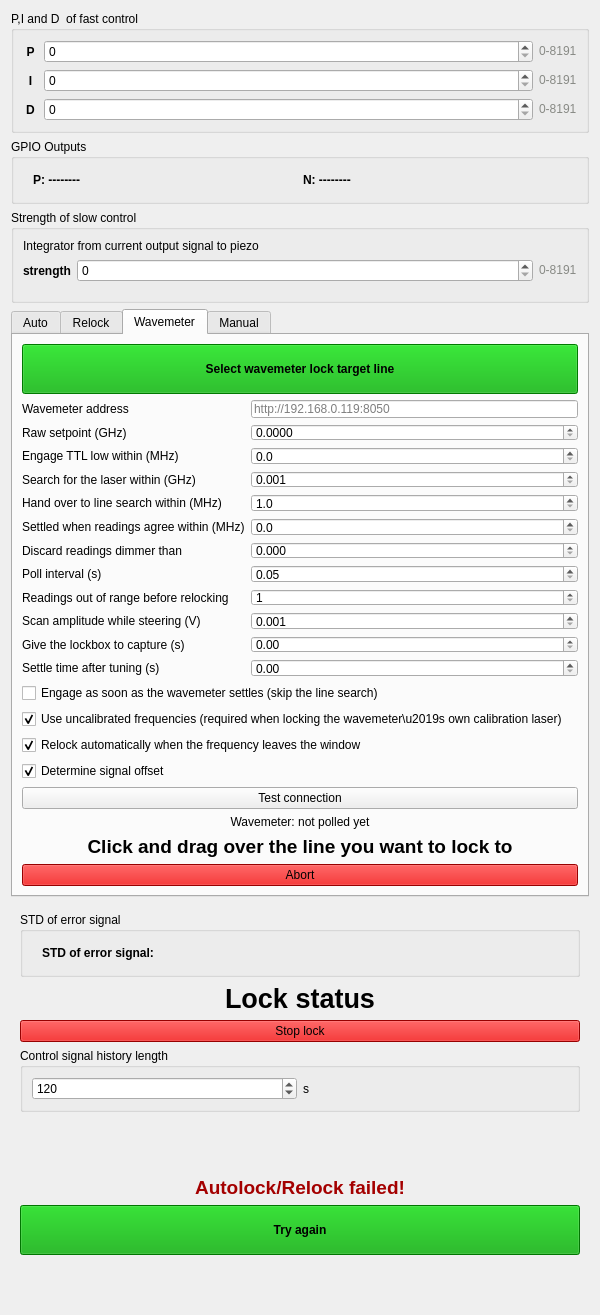
This is linien/gui/ui/locking_panel.ui in krbmols/linien as Qt 5 draws it before an edit. The edited form follows.
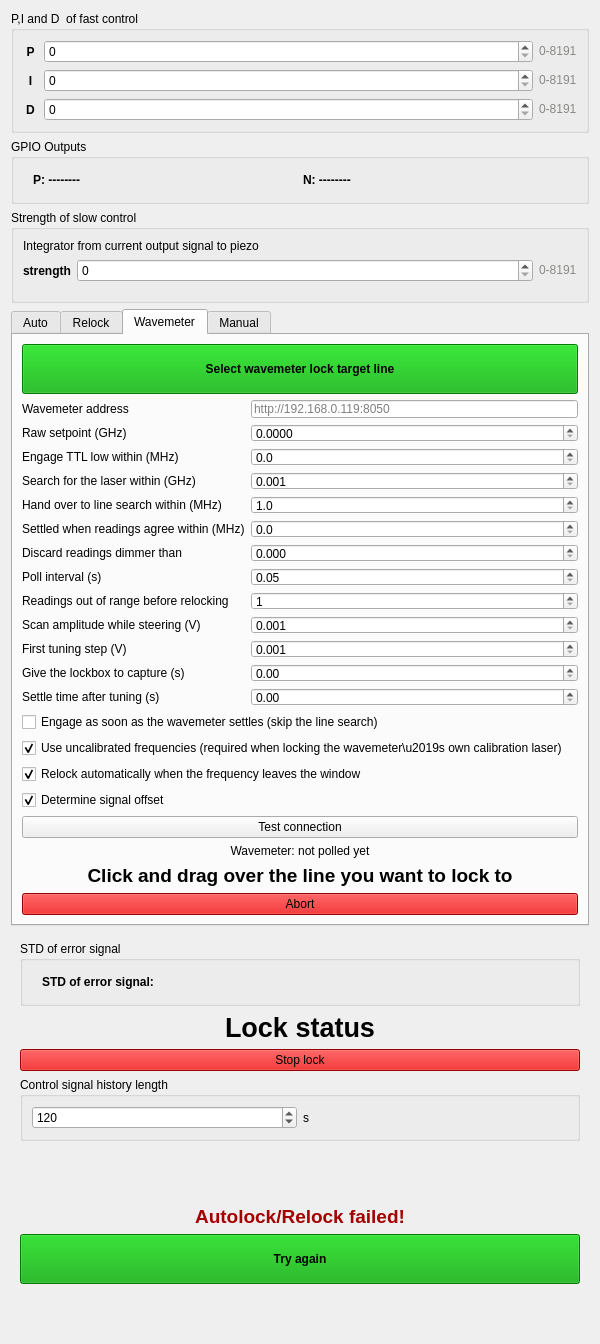
This is the edited form. The open tabs and pages were chosen to show the change. Custom widgets are drawn as their Qt base class.

Commit message: Steer by watching the wavemeter rather than by a measured coefficient

```diff
--- a/linien/gui/ui/locking_panel.ui
+++ b/linien/gui/ui/locking_panel.ui
@@ -944,11 +944,24 @@
          </widget>
         </item>
         <item row="10" column="0">
+         <widget class="QLabel" name="label_wm_steering_step">
+          <property name="text"><string>First tuning step (V)</string></property>
+         </widget>
+        </item>
+        <item row="10" column="1">
+         <widget class="QDoubleSpinBox" name="wavemeter_steering_step">
+          <property name="decimals"><number>3</number></property>
+          <property name="minimum"><double>0.001000</double></property>
+          <property name="maximum"><double>0.200000</double></property>
+          <property name="singleStep"><double>0.010000</double></property>
+         </widget>
+        </item>
+        <item row="11" column="0">
          <widget class="QLabel" name="label_wm_lock_settle">
           <property name="text"><string>Give the lockbox to capture (s)</string></property>
          </widget>
         </item>
-        <item row="10" column="1">
+        <item row="11" column="1">
          <widget class="QDoubleSpinBox" name="wavemeter_lock_settle_time">
           <property name="decimals"><number>2</number></property>
           <property name="minimum"><double>0.000000</double></property>
@@ -956,12 +969,12 @@
           <property name="singleStep"><double>0.500000</double></property>
          </widget>
         </item>
-        <item row="11" column="0">
+        <item row="12" column="0">
          <widget class="QLabel" name="label_wm_settle">
           <property name="text"><string>Settle time after tuning (s)</string></property>
          </widget>
         </item>
-        <item row="11" column="1">
+        <item row="12" column="1">
          <widget class="QDoubleSpinBox" name="wavemeter_settle_time">
           <property name="decimals"><number>2</number></property>
           <property name="minimum"><double>0.000000</double></property>
```
The commit also changes 4 other files.
